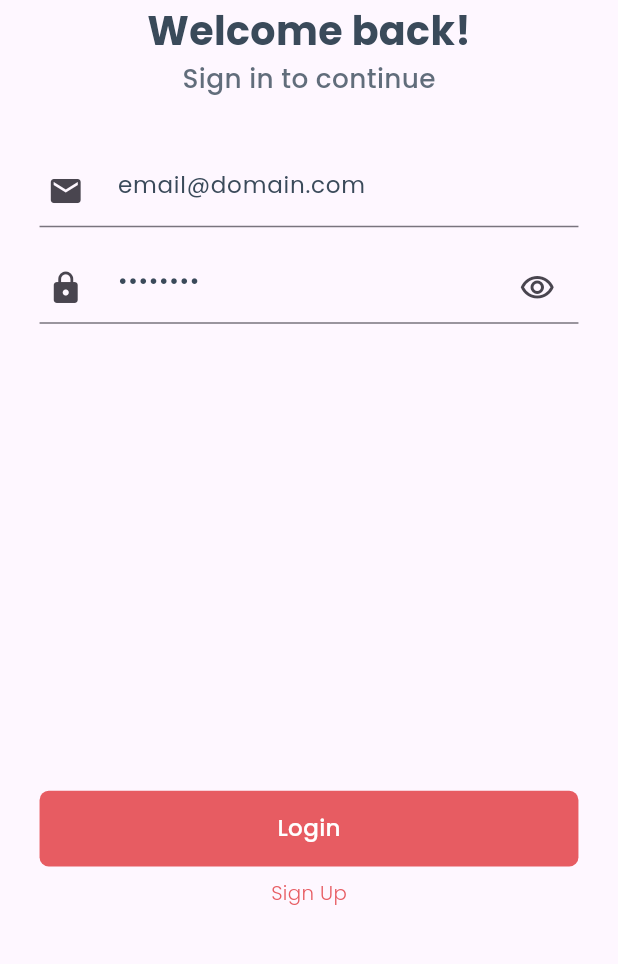
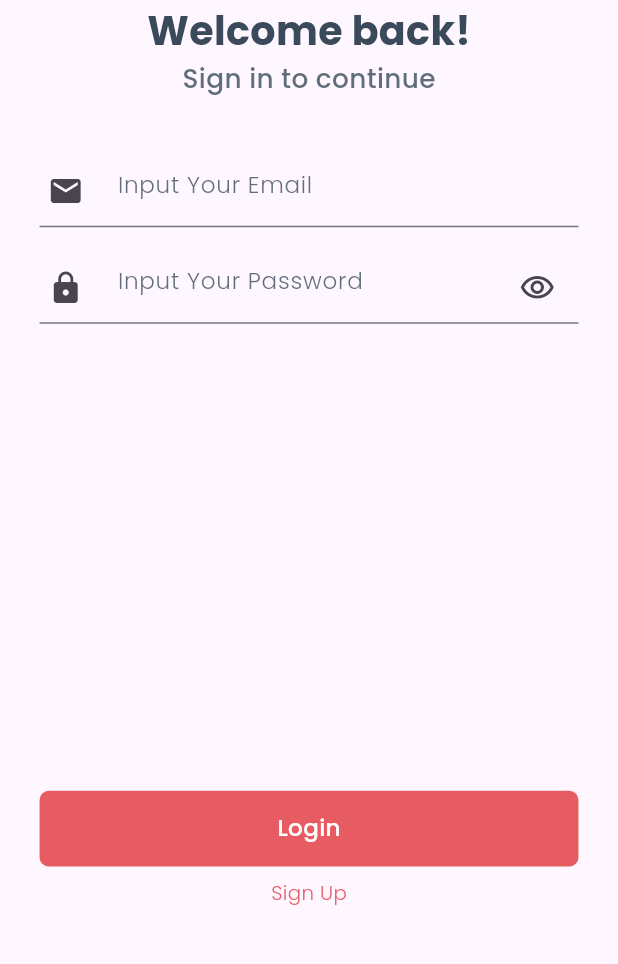
Before and after one commit to muhAzri/noveler, a Flutter app: the screen it shows after launch, on a phone screen of 412 x 824 dp, the part 268-1232 px from its top. Run offline on Flutter 3.47's test engine with Material 2 defaults, Android fonts, the phone set to English and light mode, and no system bars; our stand-ins replace another_flushbar, bloc_concurrency, dio, equatable, flutter_bloc, flutter_rating_bar and 8 more; missing offline and left inert: unity_ads_plugin.

Commit message:
fix login

```diff
--- a/lib/feature/auth/presentation/screens/login_screen.dart
+++ b/lib/feature/auth/presentation/screens/login_screen.dart
@@ -20,10 +20,9 @@ class LoginScreen extends StatefulWidget {
 }
 
 class LoginScreenState extends State<LoginScreen> {
-  final TextEditingController emailController =
-      TextEditingController(text: "email@domain.com");
+  final TextEditingController emailController = TextEditingController(text: "");
   final TextEditingController passwordController =
-      TextEditingController(text: "P@ssw0rd");
+      TextEditingController(text: "");
   bool isPasswordObscured = true;
 
   void togglePasswordVisibility() {
```
